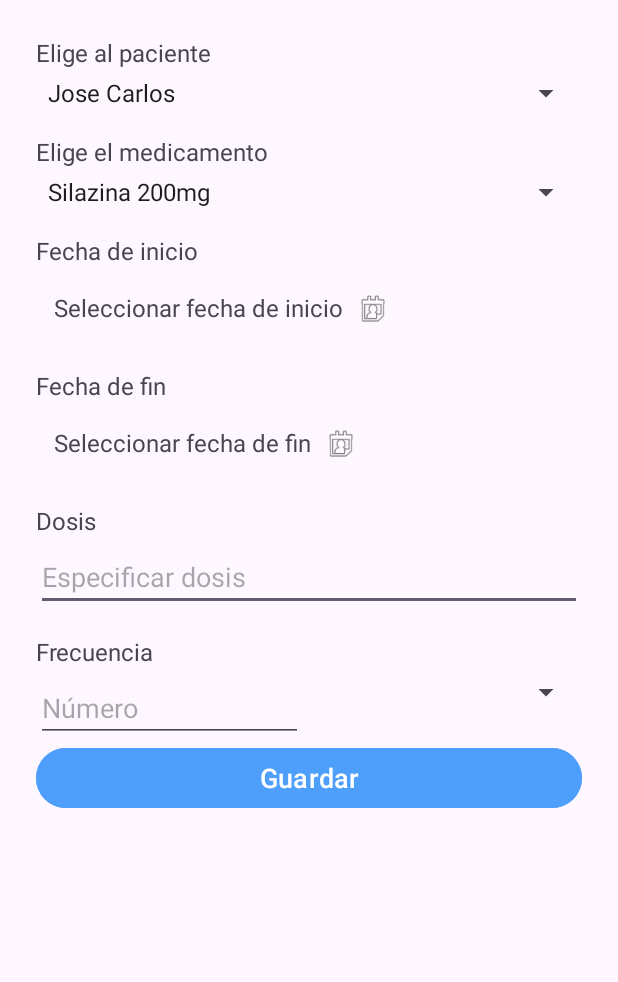
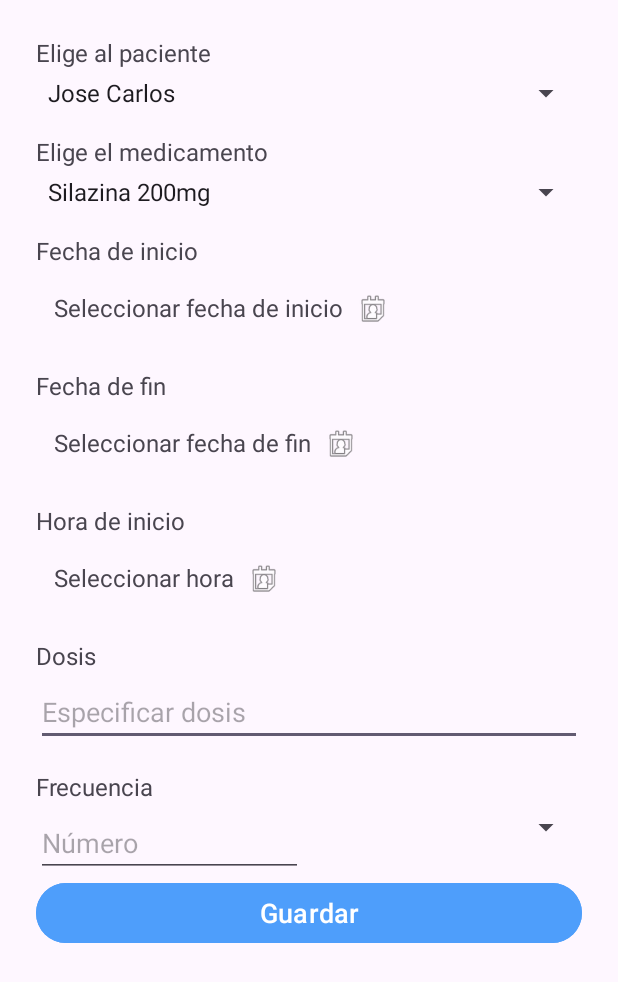
Before and after one commit to Simonghost117/Qfinder_Android, an Android app: the fragment AgregarMedicamentoUsuario shown on its own in the app's theme, on a phone screen of 412 x 824 dp. Shown: the top 982 px of the screen. Run offline under Robolectric (Android 15) with nearby library versions, the phone set to English and light mode, and no system bars.

Commit message:
cambios maicol

```diff
--- a/app/src/main/res/layout/fragment_agregar_medicamento_usuario.xml
+++ b/app/src/main/res/layout/fragment_agregar_medicamento_usuario.xml
@@ -103,7 +103,38 @@
                 android:layout_marginStart="8dp"
                 android:src="@android:drawable/ic_menu_my_calendar"/>
         </LinearLayout>
+        <!-- Agrega esto después del campo de fecha fin -->
+        <TextView
+            android:layout_width="match_parent"
+            android:layout_height="wrap_content"
+            android:text="Hora de inicio"
+            android:textSize="16sp"
+            android:layout_marginBottom="4dp"/>
 
+        <LinearLayout
+            android:id="@+id/layout_start_time"
+            android:layout_width="match_parent"
+            android:layout_height="wrap_content"
+            android:orientation="horizontal"
+            android:background="?attr/selectableItemBackground"
+            android:clickable="true"
+            android:focusable="true"
+            android:padding="12dp"
+            android:layout_marginBottom="16dp">
+
+            <TextView
+                android:id="@+id/tv_start_time"
+                android:layout_width="wrap_content"
+                android:layout_height="wrap_content"
+                android:text="Seleccionar hora"
+                android:textSize="16sp"/>
+
+            <ImageView
+                android:layout_width="24dp"
+                android:layout_height="24dp"
+                android:layout_marginStart="8dp"
+                android:src="@android:drawable/ic_menu_my_calendar"/>
+        </LinearLayout>
         <!-- Campo para dosis -->
         <TextView
             android:layout_width="match_parent"
--- a/app/src/main/res/layout/fragment_perfil_paciente.xml
+++ b/app/src/main/res/layout/fragment_perfil_paciente.xml
@@ -40,7 +40,6 @@
                     android:src="@drawable/img"
                     android:background="@drawable/circle_azul"
                     android:padding="10dp"
-                    android:backgroundTint="@color/black"
                     android:contentDescription="Volver" />
 
                 <TextView
```
Also changed, not shown: app/src/main/java/com/sena/qfinder/data/models/AsignacionMedicamentoResponse.java (+5 -2 lines), app/src/main/java/com/sena/qfinder/data/models/AsignarMedicamentoRequest.java (+9 -1 lines), app/src/main/java/com/sena/qfinder/data/models/PacienteMedicamento.java (+8 -0 lines), app/src/main/java/com/sena/qfinder/ui/medicamento/ListaAsignarMedicamentos.java (+97 -40 lines), app/src/main/res/layout/item_medicamento_asignado.xml (+7 -1 lines).
